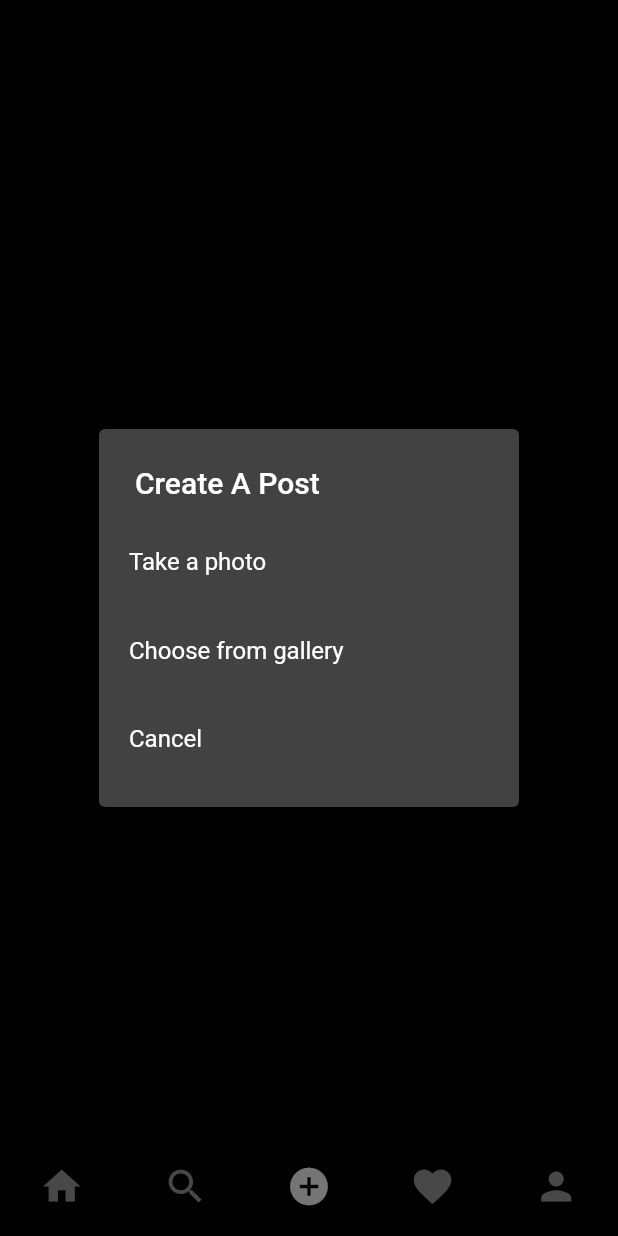
After one commit to Jayakrishnan-manoj/Instagram-clone, a Flutter app: the screen it shows once a user with an empty profile is signed in, item 3 of the bottom bar chosen, after a tap on the "upload" icon, on a phone screen of 412 x 824 dp. The commit adds this screen. Run offline on Flutter 3.47's test engine with Material 2 defaults, Android fonts, the phone set to English and light mode, and no system bars; our stand-ins replace cloud_firestore, firebase_auth, firebase_core, firebase_storage, flutter_svg, image_picker; accounts and stored records are empty.

Commit message:
implement post feature

```diff
--- /dev/null
+++ b/lib/models/post.dart
@@ -0,0 +1,51 @@
+import 'package:cloud_firestore/cloud_firestore.dart';
+import 'package:flutter/material.dart';
+
+class Post {
+  final String caption;
+  final String uid;
+  final String username;
+  final String postId;
+  final String datePosted;
+  final String postUrl;
+  final String profilePic;
+  final likes;
+
+  Post({
+    required this.caption,
+    required this.uid,
+    required this.username,
+    required this.postId,
+    required this.datePosted,
+    required this.postUrl,
+    required this.profilePic,
+    required this.likes,
+  }
+  );
+
+  Map<String, dynamic> toJSON() => {
+        "caption": caption,
+        "uid": uid,
+        "username": username,
+        "postId": postId,
+        "datePosted": datePosted,
+        "profilePic": profilePic,
+        "postUrl": postUrl,
+        "likes" : likes,
+      };
+
+  static Post fromSnap(DocumentSnapshot snap) {
+    var snapshot = snap.data() as Map<String, dynamic>;
+
+    return Post(
+      caption: snapshot['caption'],
+      uid: snapshot['uid'],
+      postUrl: snapshot['postUrl'],
+      username: snapshot['username'],
+      datePosted: snapshot['datePosted'],
+      postId: snapshot['postId'],
+      likes: snapshot['likes'],
+      profilePic: snapshot['profilePic']
+    );
+  }
+}
--- a/lib/responsive/mobilescreen_layout.dart
+++ b/lib/responsive/mobilescreen_layout.dart
@@ -1,6 +1,7 @@
 import 'package:flutter/cupertino.dart';
 import 'package:flutter/material.dart';
 import 'package:instagram_clone/utils/colors.dart';
+import 'package:instagram_clone/utils/globals.dart';
 
 class MobileScreenLayout extends StatefulWidget {
   const MobileScreenLayout({super.key});
@@ -40,12 +41,9 @@ class _MobileScreenLayoutState extends State<MobileScreenLayout> {
     return Scaffold(
       body: PageView(
         controller: pageController,
-        children: [
-          Text("data"),
-          Text("2"),
-        ],
         physics: const NeverScrollableScrollPhysics(),
         onPageChanged: onPageChanged,
+        children: homeScreenItems,
       ),
       bottomNavigationBar: CupertinoTabBar(
         backgroundColor: mobileBackgroundColor,
--- a/lib/responsive/responsive_screen.dart
+++ b/lib/responsive/responsive_screen.dart
@@ -1,7 +1,7 @@
 import 'package:flutter/material.dart';
 import 'package:flutter/rendering.dart';
 import 'package:instagram_clone/providers/user_provider.dart';
-import 'package:instagram_clone/utils/dimensions.dart';
+import 'package:instagram_clone/utils/globals.dart';
 import 'package:provider/provider.dart';
 
 class ResponsiveLayout extends StatefulWidget {
--- /dev/null
+++ b/lib/screens/add_post_screen.dart
@@ -0,0 +1,206 @@
+import 'package:flutter/foundation.dart';
+import 'package:flutter/material.dart';
+import 'package:flutter/src/widgets/framework.dart';
+import 'package:flutter/src/widgets/placeholder.dart';
+import 'package:image_picker/image_picker.dart';
+import 'package:instagram_clone/models/user.dart';
+import 'package:instagram_clone/providers/user_provider.dart';
+import 'package:instagram_clone/services/store_service.dart';
+import 'package:instagram_clone/utils/colors.dart';
+import 'package:instagram_clone/utils/utils.dart';
+import 'package:provider/provider.dart';
+
+class AddPostScreen extends StatefulWidget {
+  const AddPostScreen({super.key});
+
+  @override
+  State<AddPostScreen> createState() => _AddPostScreenState();
+}
+
+class _AddPostScreenState extends State<AddPostScreen> {
+  @override
+  Uint8List? _file;
+  final TextEditingController _captionController = TextEditingController();
+  bool _isLoading = false;
+
+  void clearImage() {
+    setState(() {
+      _file = null;
+    });
+  }
+
+  void postImage(
+    String uid,
+    String username,
+    String profilePic,
+  ) async {
+    setState(() {
+      _isLoading = true;
+    });
+    try {
+      String res = await FireStoreService().uploadPost(
+        _captionController.text,
+        _file!,
+        uid,
+        username,
+        profilePic,
+      );
+
+      if (res == "success") {
+        setState(() {
+          _isLoading = false;
+        });
+        showSnackBar(context, 'Posted');
+        clearImage();
+      } else {
+        setState(() {
+          _isLoading = false;
+        });
+        showSnackBar(context, 'Some error occued');
+      }
+    } catch (e) {
+      setState(() {
+        _isLoading = false;
+      });
+      showSnackBar(context, e.toString());
+    }
+  }
+
+  _selectImage(BuildContext context) async {
+    return showDialog(
+        context: context,
+        builder: (context) {
+          return SimpleDialog(
+            title: Text("Create A Post"),
+            children: [
+              SimpleDialogOption(
+                padding: const EdgeInsets.all(20),
+                child: const Text('Take a photo'),
+                onPressed: () async {
+                  Navigator.of(context).pop();
+                  Uint8List file = await pickImage(ImageSource.camera);
+                  setState(() {
+                    _file = file;
+                  });
+                },
+              ),
+              SimpleDialogOption(
+                padding: const EdgeInsets.all(20),
+                child: const Text('Choose from gallery'),
+                onPressed: () async {
+                  Navigator.of(context).pop();
+                  Uint8List file = await pickImage(ImageSource.gallery);
+                  setState(() {
+                    _file = file;
+                  });
+                },
+              ),
+              SimpleDialogOption(
+                padding: const EdgeInsets.all(20),
+                child: const Text('Cancel'),
+                onPressed: () async {
+                  Navigator.of(context).pop();
+                },
+              )
+            ],
+          );
+        });
+  }
+
+  @override
+  void dispose() {
+    _captionController.dispose();
+    super.dispose();
+  }
+
+  @override
+  Widget build(BuildContext context) {
+    final User? user = Provider.of<UserProvider>(context).getUser;
+    return _file == null
+        ? Center(
+            child: IconButton(
+              onPressed: () => _selectImage(context),
+              icon: const Icon(
+                Icons.upload,
+              ),
+            ),
+          )
+        : Scaffold(
+            appBar: AppBar(
+              backgroundColor: mobileBackgroundColor,
+              leading: IconButton(
+                onPressed: clearImage,
+                icon: Icon(Icons.arrow_back),
+              ),
+              title: const Text("Post to"),
+              centerTitle: false,
+              actions: [
+                TextButton(
+                  onPressed: () => postImage(
+                    user!.uid,
+                    user.username,
+                    user.photoUrl,
+                  ),
+                  child: const Text(
+                    "POST",
+                    style: TextStyle(
+                      color: Colors.blueAccent,
+                      fontWeight: FontWeight.bold,
+                      fontSize: 16,
+                    ),
+                  ),
+                ),
+              ],
+            ),
+            body: Column(
+              children: [
+                _isLoading
+                    ? const LinearProgressIndicator(
+                        color: primaryColor,
+                      )
+                    : const Padding(
+                        padding: EdgeInsets.only(top: 0),
+                      ),
+                const Divider(),
+                Row(
+                  mainAxisAlignment: MainAxisAlignment.spaceAround,
+                  crossAxisAlignment: CrossAxisAlignment.start,
+                  children: [
+                    CircleAvatar(
+                      backgroundImage: NetworkImage(user!.photoUrl),
+                    ),
+                    SizedBox(
+                      width: MediaQuery.of(context).size.width * 0.45,
+                      child: TextField(
+                        controller: _captionController,
+                        decoration: const InputDecoration(
+                          hintText: "Add a caption...",
+                          border: InputBorder.none,
+                        ),
+                        maxLines: 8,
+                      ),
+                    ),
+                    SizedBox(
+                      height: 45,
+                      width: 45,
+                      child: AspectRatio(
+                        aspectRatio: 487 / 451,
+                        child: Container(
+                          decoration: BoxDecoration(
+                            image: DecorationImage(
+                              image: MemoryImage(_file!),
+                              fit: BoxFit.fill,
+                              alignment: FractionalOffset.topCenter,
+                            ),
+                          ),
+                        ),
+                      ),
+                    ),
+                    const Divider(),
+                  ],
+                )
+              ],
+            ),
+          );
+  }
+}
--- a/lib/services/storage_service.dart
+++ b/lib/services/storage_service.dart
@@ -2,6 +2,7 @@ import 'package:firebase_auth/firebase_auth.dart';
 import 'package:firebase_storage/firebase_storage.dart';
 import 'package:flutter/foundation.dart';
 import 'package:flutter/material.dart';
+import 'package:uuid/uuid.dart';
 
 class StorageService {
   final FirebaseStorage _storage = FirebaseStorage.instance;
@@ -12,6 +13,11 @@ class StorageService {
     Reference ref =
         _storage.ref().child(childName).child(_auth.currentUser!.uid);
 
+    if (isPost) {
+      String id = const Uuid().v1();
+      ref = ref.child(id);
+    }
+
     UploadTask uploadTask = ref.putData(file);
 
     TaskSnapshot snap = await uploadTask;
--- a/lib/utils/dimensions.dart
+++ /dev/null
@@ -1 +0,0 @@
-const webScreenSize = 600;
--- /dev/null
+++ b/lib/utils/globals.dart
@@ -0,0 +1,12 @@
+import 'package:flutter/material.dart';
+import '../screens/add_post_screen.dart';
+
+const webScreenSize = 600;
+
+const homeScreenItems = [
+  Text('feed'),
+  Text('search'),
+  AddPostScreen(),
+  Text('notif'),
+  Text('profile'),
+];
--- a/pubspec.yaml
+++ b/pubspec.yaml
@@ -38,6 +38,7 @@ dependencies:
   flutter_svg: ^2.0.5
   image_picker: ^0.8.7+5
   provider: ^6.0.5
+  uuid: ^3.0.7
 
 dev_dependencies:
   flutter_lints: ^2.0.0
```
Also changed, not shown: lib/services/store_service.dart (added, +40 -0 lines), pubspec.lock.
